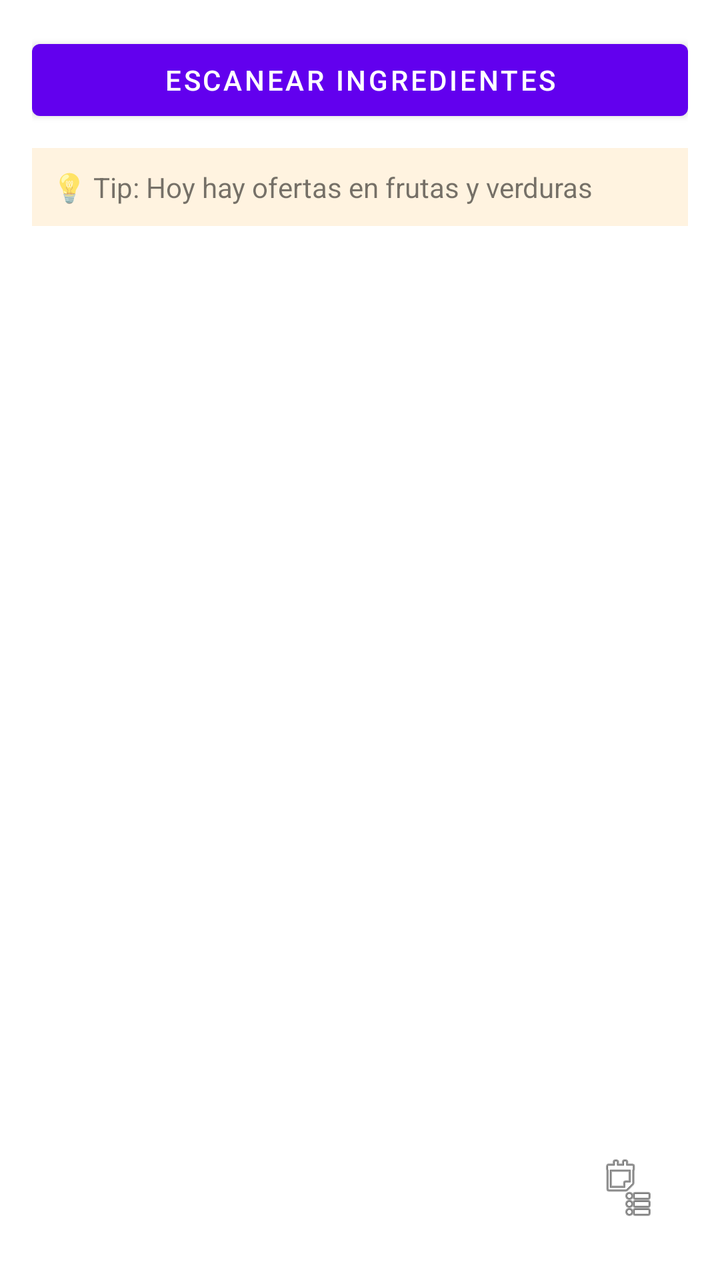
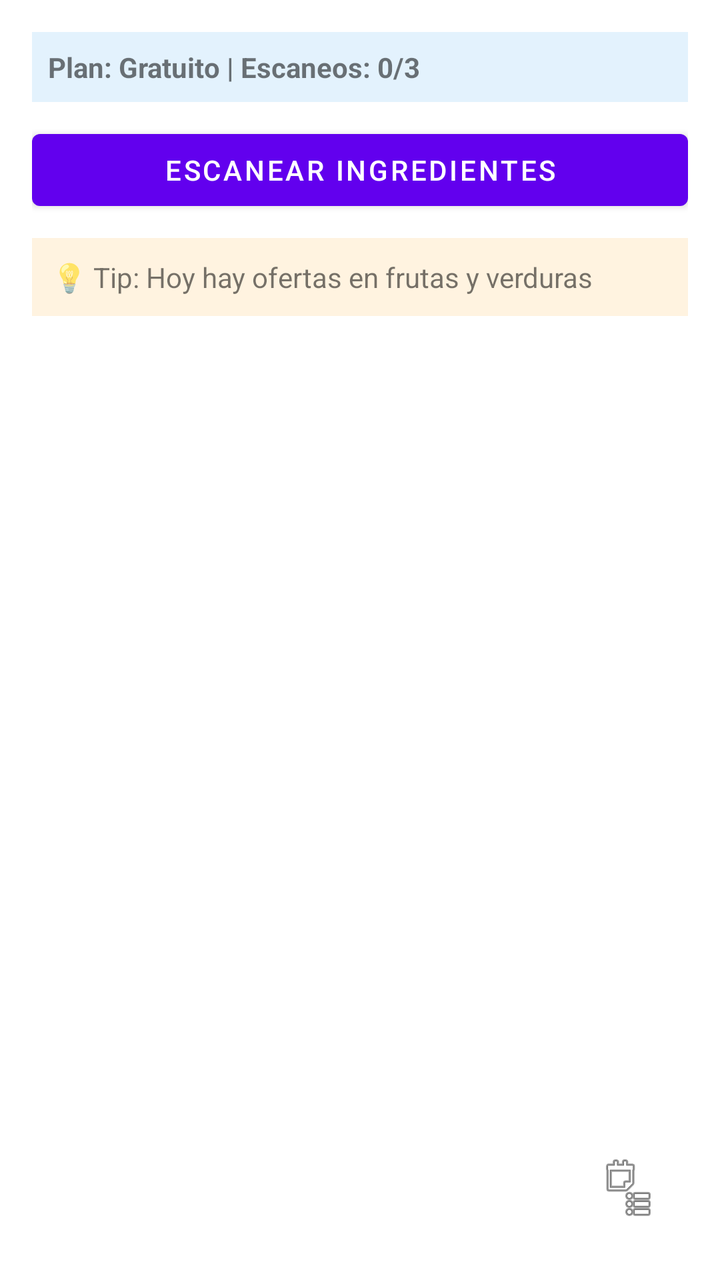

Screens rendered from an Android XML layout before and after an edit, with the pre-edit source and the edit as a unified diff.
<!-- AndroidManifest.xml: fallback theme Theme.MaterialComponents.DayNight.NoActionBar -->
<!-- res/layout/activity_main.xml -->
<?xml version="1.0" encoding="utf-8"?>
<LinearLayout
    xmlns:android="http://schemas.android.com/apk/res/android"
    android:orientation="vertical"
    android:padding="16dp"
    android:layout_width="match_parent"
    android:layout_height="match_parent">

    
    <Button
        android:id="@+id/btnScanIngredients"
        android:layout_width="match_parent"
        android:layout_height="wrap_content"
        android:text="Escanear ingredientes"/>

    
    <TextView
        android:id="@+id/txtTip"
        android:layout_width="match_parent"
        android:layout_height="wrap_content"
        android:text="💡 Tip: Hoy hay ofertas en frutas y verduras"
        android:textSize="14sp"
        android:padding="10dp"
        android:background="#FFF3E0"
        android:layout_marginTop="10dp"/>

    
    <ScrollView
        android:layout_width="match_parent"
        android:layout_height="0dp"
        android:layout_weight="1"
        android:layout_marginTop="16dp">

        <LinearLayout
            android:id="@+id/chipContainer"
            android:layout_width="match_parent"
            android:layout_height="wrap_content"
            android:orientation="vertical"/>
    </ScrollView>

    
    <ImageButton
        android:id="@+id/btnGoToCart"
        android:layout_width="60dp"
        android:layout_height="60dp"
        android:src="@android:drawable/ic_menu_agenda"
        android:layout_gravity="end"
        android:background="@android:color/transparent"/>
</LinearLayout>
<!-- resources referenced by this layout -->
<resources>

</resources>

<!-- the commit's change to res/layout/activity_main.xml (unified diff, before → after) -->
@@ -7,11 +7,23 @@
     android:layout_height="match_parent">
 
     
+    <TextView
+        android:id="@+id/txtPlan"
+        android:layout_width="match_parent"
+        android:layout_height="wrap_content"
+        android:text="Plan: Gratuito | Escaneos: 0/3"
+        android:textSize="14sp"
+        android:textStyle="bold"
+        android:padding="8dp"
+        android:background="#E3F2FD"/>
+
+    
     <Button
         android:id="@+id/btnScanIngredients"
         android:layout_width="match_parent"
         android:layout_height="wrap_content"
-        android:text="Escanear ingredientes"/>
+        android:text="Escanear ingredientes"
+        android:layout_marginTop="10dp"/>
 
     
     <TextView
